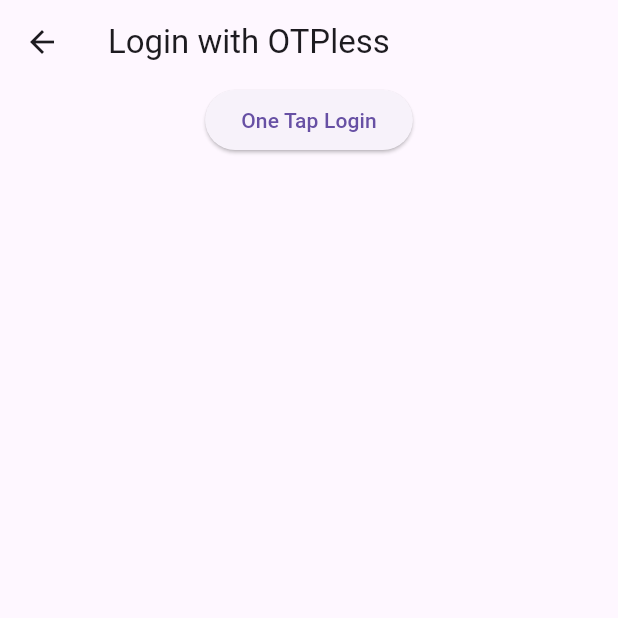
After one commit to foreseetrade/foreseev2, a Flutter app: the screen it shows after launch, after a tap on "OTPLESS Screen", on a phone screen of 412 x 824 dp, the top half of it. The commit adds this screen. Run offline on Flutter 3.47's test engine with Material 3 defaults, Android fonts, the phone set to English and light mode, and no system bars; our stand-ins replace flutter_secure_storage, permission_handler, supabase_flutter; missing offline and left inert: otpless_flutter, razorpay_flutter; accounts and stored records are empty; network calls fail.

Commit message:
Integrate: RazorPay, Otpless

```diff
--- a/lib/main.dart
+++ b/lib/main.dart
@@ -1,14 +1,20 @@
 import 'package:flutter/material.dart';
 import 'package:foreseev2/screens/auth/login_screen.dart';
+import 'package:foreseev2/screens/auth/otpless_screen.dart';
 import 'package:foreseev2/screens/home_screen.dart';
 import 'package:foreseev2/config/dotenv_config.dart';
 import 'package:foreseev2/screens/payment/razorpay_screen.dart';
 import 'package:foreseev2/screens/second_screen.dart';
+import 'package:foreseev2/screens/permissions/bluetooth_screen.dart';
 
 Future<void> main() async {
 // void main() {
   WidgetsFlutterBinding.ensureInitialized();
-  await loadEnv(); // Load environment variables
+
+  await fnRequestBluetoothPermissions();
+  await loadEnv();
+
+
   runApp(MyApp());
 }
 
@@ -26,7 +32,8 @@
         '/': (context) => HomeScreen(supabase: supabase),
         '/second': (context) => SecondScreen(supabase: supabase),
         '/login': (context) => LoginScreen(supabase: supabase),
-        '/payment':(context) => RazorpayScreen(),
+        '/payment':(context) => const RazorpayScreen(),
+        '/optlesslogin':(context) => const OtplessScreen(),
       },
     );
   }
--- /dev/null
+++ b/lib/screens/auth/otpless_screen.dart
@@ -0,0 +1,67 @@
+import 'package:flutter/material.dart';
+import 'package:foreseev2/screens/permissions/bluetooth_screen.dart';
+import 'package:otpless_flutter/otpless_flutter.dart';
+
+// Assuming _otplessFlutterPlugin initialization and import
+
+class OtplessScreen extends StatefulWidget {
+  const OtplessScreen({super.key});
+
+  @override
+  _OtplessScreenState createState() => _OtplessScreenState();
+}
+
+class _OtplessScreenState extends State<OtplessScreen> {
+  String message = '';
+
+  // Function to trigger OTPless authentication
+  void triggerOTPlessAuthentication() async {
+    await fnRequestBluetoothPermissions();
+    final otplessFlutterPlugin = Otpless();
+    var extra = {
+      'method': 'get',
+      'params': {'cid': 'DAT76FJ2I4BZY5QZ4J3N18LVEX0BBM96'}
+    };
+
+    otplessFlutterPlugin.openLoginPage((result) {
+      if (result['data'] != null) {
+        final token = result['data']['token'];
+        message = 'token: $token';
+        // Handle token retrieval or further operations here
+        print('OTPless message:');
+        print(message);
+      } else {
+        message = result['errorMessage'];
+        // Handle error message here
+      }
+      // You can update the UI based on the result if needed
+      setState(() {
+        // Update UI or variables based on the result
+        message = message;
+      });
+    }, jsonObject: extra);
+  }
+
+  @override
+  Widget build(BuildContext context) {
+    return Scaffold(
+      appBar: AppBar(
+        title: const Text('Login with OTPless'),
+      ),
+      body: Center(
+        child: Column(
+          children: [
+            ElevatedButton(
+              onPressed: () {
+                // Trigger OTPless authentication when the button is pressed
+                triggerOTPlessAuthentication();
+              },
+              child: const Text('One Tap Login'),
+            ),
+            Text(message),
+          ],
+        ),
+      ),
+    );
+  }
+}
--- a/lib/screens/home_screen.dart
+++ b/lib/screens/home_screen.dart
@@ -2,6 +2,7 @@
 
 import "package:flutter/material.dart";
 import 'package:foreseev2/screens/auth/login_screen.dart';
+import 'package:foreseev2/screens/auth/otpless_screen.dart';
 import 'package:foreseev2/screens/payment/razorpay_screen.dart';
 import 'package:foreseev2/screens/second_screen.dart';
 import "package:supabase_flutter/supabase_flutter.dart";
@@ -43,7 +44,7 @@
             ),
             ElevatedButton(
               onPressed: () {
-                // Navigate to the second page on button click
+                // Navigate to the Login page on button click
                 Navigator.push(
                   context,
                   MaterialPageRoute(
@@ -65,6 +66,18 @@
               },
               child: const Text('Payment Screen'),
             ),
+            ElevatedButton(
+              onPressed: () {
+                // Navigate to the Payment page on button click
+                Navigator.push(
+                  context,
+                  MaterialPageRoute(
+                    builder: (context) => OtplessScreen(),
+                  ),
+                );
+              },
+              child: const Text('OTPLESS Screen'),
+            ),
           ],
         ),
       ),
--- /dev/null
+++ b/lib/screens/permissions/bluetooth_screen.dart
@@ -0,0 +1,36 @@
+import 'package:permission_handler/permission_handler.dart';
+
+// export this function to main.dart
+
+Future<void> fnRequestBluetoothPermissions() async {
+  if (await Permission.bluetooth.request().isGranted) {
+    // Permissions already granted, proceed with Bluetooth functionality
+    // Call the method or perform actions related to Bluetooth here
+
+    print("Bluetooth permissions are granted.");
+  } else {
+    // Permissions are not granted yet, request them
+    Map<Permission, PermissionStatus> statuses = await [
+      Permission.bluetooth,
+      Permission.bluetoothConnect,
+    ].request();
+    // Check if permissions were granted or denied
+    if (statuses[Permission.bluetooth] == PermissionStatus.granted &&
+        statuses[Permission.bluetoothConnect] == PermissionStatus.granted) {
+      // Permissions granted, proceed with Bluetooth functionality
+      // Call the method or perform actions related to Bluetooth here
+
+      print("Bluetooth permissions are granted (actual value: $statuses).");
+    } else {
+      // Permissions denied, handle this scenario accordingly
+      // You may show a message or handle the lack of permissions
+
+      // For example, show a SnackBar informing the user that they have
+      // rejected a core permission and may not be able to accomplish
+      // what they originally intended. In this case, the user must
+      // navigate to the settings menu and manually enable permissions.
+
+      print("Bluetooth permissions are denied (actual value: $statuses).");
+    }
+  }
+}
--- a/pubspec.yaml
+++ b/pubspec.yaml
@@ -41,6 +41,10 @@
       url: https://github.com/watery-desert/sliding_clipped_nav_bar
   razorpay_flutter: ^1.3.3
   package_info_plus: any
+  otpless_flutter: 2.0.0
+  permission_handler: ^11.1.0
+  flutter_secure_storage: ^9.0.0
+  gotrue: ^2.1.0
 
 dev_dependencies:
   flutter_test:
```
Also changed, not shown: lib/config/dotenv_config.dart (+11 -3 lines), lib/screens/auth/login_screen.dart (+14 -3 lines), pubspec.lock, 7 other files.
